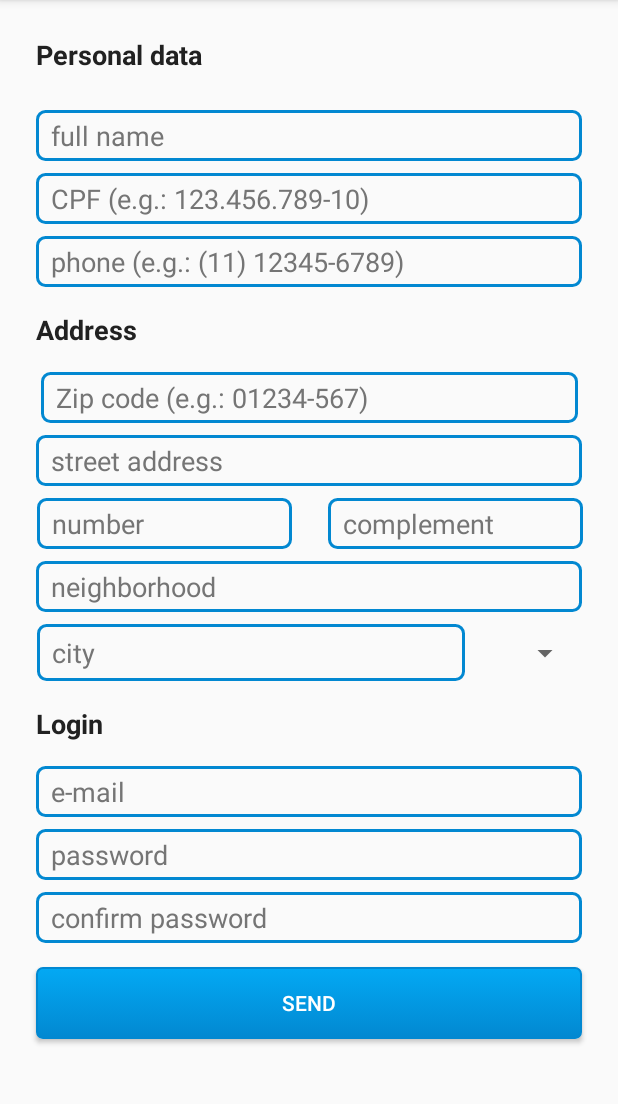
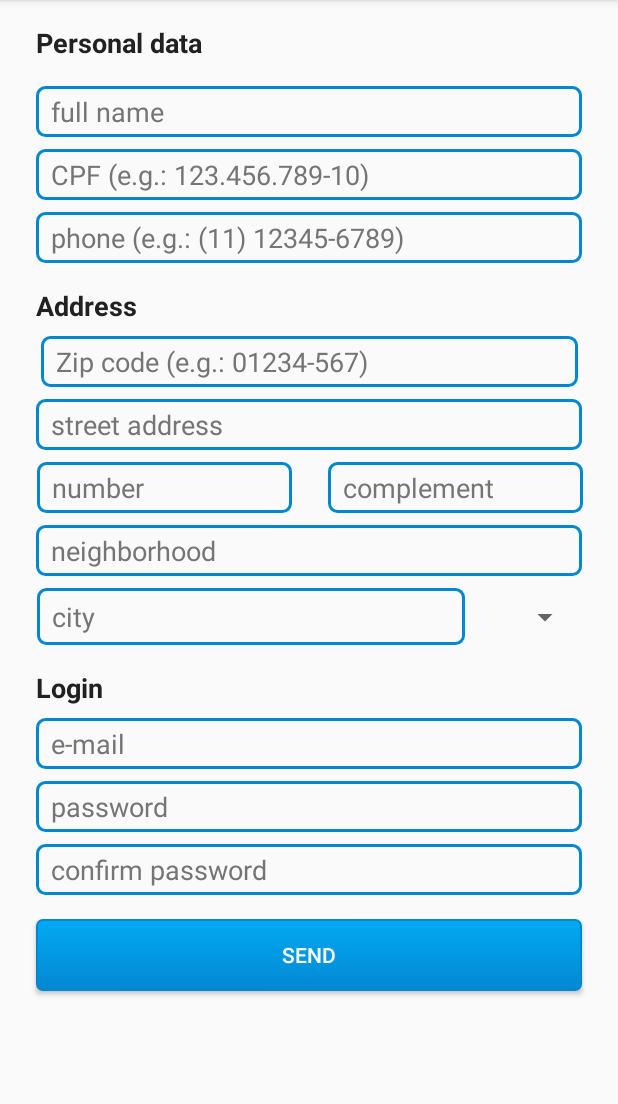
Before and after one commit to jjaviles2010/Clean, an Android app: the SignUpActivity screen opened directly, with no data from a screen before it, on a phone screen of 412 x 824 dp, the part 84-1188 px from its top. Run offline under Robolectric (Android 15) with nearby library versions, the light colour scheme and no system bars.

Commit message:
Ajustes de layout tela de cadastro.

```diff
--- a/app/src/main/java/com/fiap18Mob/clean/view/main/MainActivity.kt
+++ b/app/src/main/java/com/fiap18Mob/clean/view/main/MainActivity.kt
@@ -6,6 +6,7 @@ import android.os.Bundle
 import android.view.View
 import android.widget.Button
 import com.fiap18Mob.clean.R
+import com.fiap18Mob.clean.view.signup.SignUpActivity
 import kotlinx.android.synthetic.main.activity_about.*
 import kotlinx.android.synthetic.main.activity_main.*
 
@@ -18,6 +19,11 @@ class MainActivity : AppCompatActivity() {
     }
 
 
+    fun showSignUp(view: View) {
+        val intent = Intent(this, SignUpActivity::class.java)
+        startActivity(intent)
+    }
+
     fun showAbout(view: View) {
         startActivity(Intent(this@MainActivity, AboutActivity::class.java))
     }
--- a/app/src/main/res/layout/activity_main.xml
+++ b/app/src/main/res/layout/activity_main.xml
@@ -30,13 +30,14 @@
         app:layout_constraintTop_toTopOf="parent" />
 
     <Button
-        android:id="@+id/button"
+        android:id="@+id/btnTest"
         android:layout_width="209dp"
         android:layout_height="46dp"
         android:layout_marginStart="108dp"
         android:layout_marginTop="36dp"
         android:text="Button"
         style="@style/custom_button"
+        android:onClick="showSignUp"
         app:layout_constraintStart_toStartOf="parent"
         app:layout_constraintTop_toBottomOf="@+id/editText" />
 
--- a/app/src/main/res/layout/activity_sign_up.xml
+++ b/app/src/main/res/layout/activity_sign_up.xml
@@ -1,10 +1,14 @@
 <?xml version="1.0" encoding="utf-8"?>
-<androidx.constraintlayout.widget.ConstraintLayout xmlns:android="http://schemas.android.com/apk/res/android"
+<ScrollView xmlns:android="http://schemas.android.com/apk/res/android"
     xmlns:app="http://schemas.android.com/apk/res-auto"
     xmlns:tools="http://schemas.android.com/tools"
     android:layout_width="match_parent"
     android:layout_height="match_parent"
     tools:context=".view.signup.SignUpActivity">
+
+    <androidx.constraintlayout.widget.ConstraintLayout
+        android:layout_width="match_parent"
+        android:layout_height="match_parent">
 
         <TextView
             android:id="@+id/tvPersonalData"
@@ -12,7 +16,7 @@
             android:layout_width="201dp"
             android:layout_height="33dp"
             android:layout_marginStart="24dp"
-        android:layout_marginTop="24dp"
+            android:layout_marginTop="16dp"
             android:text="@string/tvPersonalData"
             app:layout_constraintStart_toStartOf="parent"
             app:layout_constraintTop_toTopOf="parent" />
@@ -21,7 +25,7 @@
             android:id="@+id/etFullName"
             style="@style/custom_edittext"
             android:layout_marginStart="24dp"
-        android:layout_marginTop="16dp"
+            android:layout_marginTop="8dp"
             android:layout_marginEnd="24dp"
             android:ems="10"
             android:hint="@string/etFullName"
@@ -71,7 +75,7 @@
             android:id="@+id/etZipCode"
             style="@style/custom_edittext"
             android:layout_width="358dp"
-        android:layout_marginTop="16dp"
+            android:layout_marginTop="8dp"
             android:ems="10"
             android:hint="@string/etZipCodeHint"
             android:inputType="numberSigned"
@@ -164,14 +168,14 @@
             android:id="@+id/etEmail"
             style="@style/custom_edittext"
             android:layout_marginStart="24dp"
-        android:layout_marginTop="16dp"
+            android:layout_marginTop="8dp"
             android:layout_marginEnd="24dp"
             android:ems="10"
+            android:hint="@string/etEmail"
             android:inputType="textEmailAddress"
             app:layout_constraintEnd_toEndOf="parent"
             app:layout_constraintStart_toStartOf="parent"
-        app:layout_constraintTop_toBottomOf="@+id/tvLogin"
-        android:hint="@string/etEmail"/>
+            app:layout_constraintTop_toBottomOf="@+id/tvLogin" />
 
     <EditText
         android:id="@+id/etPassword"
@@ -208,10 +212,13 @@
             android:layout_marginStart="24dp"
             android:layout_marginTop="16dp"
             android:layout_marginEnd="24dp"
+            android:layout_marginBottom="24dp"
             android:text="@string/btnSendSignUp"
+            app:layout_constraintBottom_toBottomOf="parent"
             app:layout_constraintEnd_toEndOf="@+id/etConfirmPassword"
             app:layout_constraintStart_toStartOf="@+id/etConfirmPassword"
             app:layout_constraintTop_toBottomOf="@+id/etConfirmPassword" />
 
 
     </androidx.constraintlayout.widget.ConstraintLayout>
+</ScrollView>
```
Lines whose indentation alone changed are shown as unchanged.
